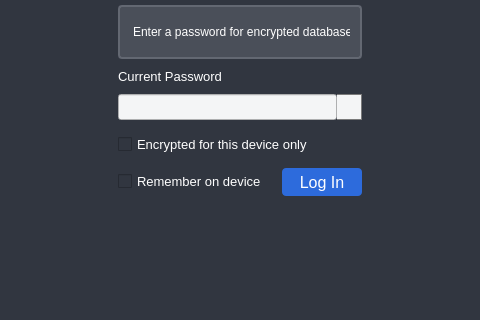
First picture: the form in src/loginwindow.ui, repository mxrcode/TaskGuard, before the edit; both pictures show x 100 to 580 and y 120 to 440 of the 680 by 440 pixel window.
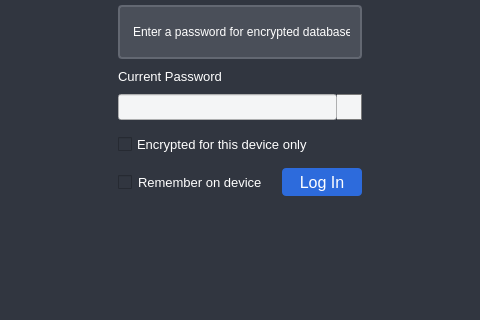
Second picture: the form after the edit. Icons and pictures are not drawn.

The edit to the form file:
```diff
--- a/src/loginwindow.ui
+++ b/src/loginwindow.ui
@@ -727,15 +727,33 @@
        </item>
        <item row="11" column="1">
         <layout class="QHBoxLayout" name="horizontalLayout_3">
+         <property name="spacing">
+          <number>0</number>
+         </property>
          <item>
           <widget class="QCheckBox" name="remember_on_device_sign_in">
+           <property name="minimumSize">
+            <size>
+             <width>0</width>
+             <height>0</height>
+            </size>
+           </property>
+           <property name="maximumSize">
+            <size>
+             <width>16777215</width>
+             <height>16777215</height>
+            </size>
+           </property>
            <property name="font">
             <font>
              <pointsize>10</pointsize>
             </font>
            </property>
            <property name="styleSheet">
-            <string notr="true">QCheckBox:hover {
+            <string notr="true">QCheckBox {
+	margin: 0px;
+}
+QCheckBox:hover {
 	color: #2D6BDC;
 }
 QCheckBox:checked {
```
Left out of the diff: 14 changed lines with no effect on the pictures.
